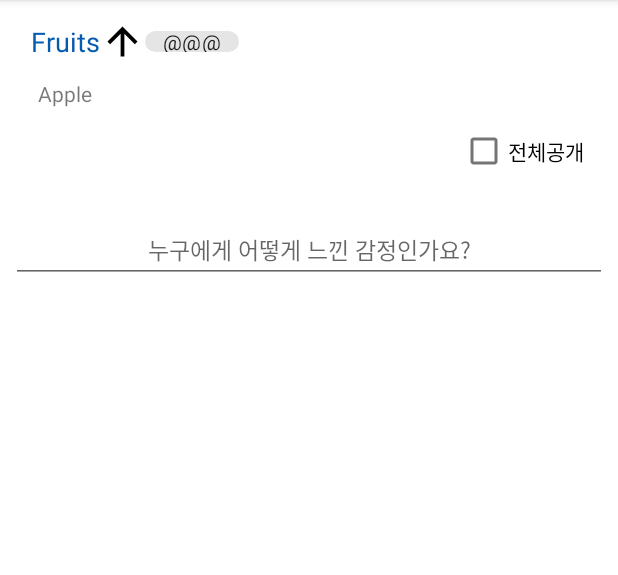
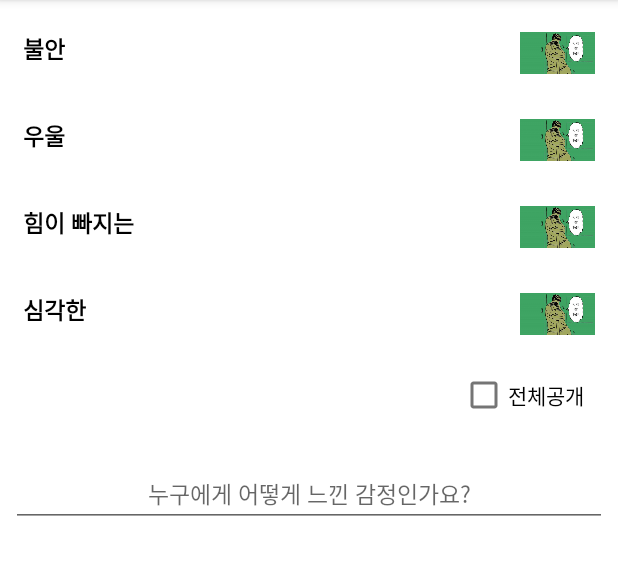
Before and after one commit to HyoilKim/Hug, an Android app: the SelectEmotion screen opened directly, with no data from a screen before it, on a phone screen of 412 x 824 dp, the part 84-659 px from its top. Run offline under Robolectric (Android 15) with nearby library versions, the phone set to English and light mode, and no system bars; our stand-ins replace FlexboxLayout; network calls fail.

Commit message:
not yet emotion list in recycler item

```diff
--- a/Warmer/app/src/main/java/com/example/warmer/ui/calender/Data.java
+++ b/Warmer/app/src/main/java/com/example/warmer/ui/calender/Data.java
@@ -1,10 +1,20 @@
 package com.example.warmer.ui.calender;
 
+import com.google.android.flexbox.FlexboxLayout;
 import com.google.android.material.chip.Chip;
 
 public class Data {
     private String title;
     private int resId;
+    private FlexboxLayout flexboxLayout;
+
+    public void setFlexboxLayout(FlexboxLayout flexboxLayout) {
+        this.flexboxLayout = flexboxLayout;
+    }
+
+    public FlexboxLayout getFlexboxLayout() {
+        return flexboxLayout;
+    }
 
     public String getTitle() { return title; }
     public void setTitle(String title) { this.title = title; }
--- a/Warmer/app/src/main/java/com/example/warmer/ui/calender/ExpandableListAdapter.java
+++ /dev/null
@@ -1,146 +0,0 @@
-package com.example.warmer.ui.calender;
-
-import android.content.Context;
-import android.util.Log;
-import android.view.LayoutInflater;
-import android.view.View;
-import android.view.ViewGroup;
-import android.widget.ImageView;
-import android.widget.TextView;
-import androidx.recyclerview.widget.RecyclerView;
-
-import com.example.warmer.R;
-import com.google.android.flexbox.FlexboxLayout;
-import com.google.android.material.chip.Chip;
-
-import java.util.ArrayList;
-import java.util.List;
-
-public class ExpandableListAdapter extends RecyclerView.Adapter<RecyclerView.ViewHolder> {
-    public static final int HEADER = 0;
-    public static final int CHILD = 1;
-    private Context context;
-    private List<Item> data;
-    public ExpandableListAdapter(List<Item> data) { this.data = data; }
-
-    @Override
-    public RecyclerView.ViewHolder onCreateViewHolder(ViewGroup parent, int type) {
-        View view = null;
-        context = parent.getContext();
-        float dp = context.getResources().getDisplayMetrics().density;
-        int subItemPaddingLeft = (int) (18 * dp);
-        int subItemPaddingTopAndBottom = (int) (5 * dp);
-        switch (type) {
-            case HEADER:
-                LayoutInflater inflater = (LayoutInflater) parent.getContext().getSystemService(Context.LAYOUT_INFLATER_SERVICE);
-                view = inflater.inflate(R.layout.list_header, parent, false);
-                ListHeaderViewHolder header = new ListHeaderViewHolder(view);
-
-                Chip chip = new Chip(context);
-                chip.setText("@@@");
-                header.flexboxLayout.addView(chip);
-
-                return header;
-            case CHILD:
-                // child에 우째 넣냐 ㅅㅂ
-                LayoutInflater inflater1 = (LayoutInflater) parent.getContext().getSystemService(Context.LAYOUT_INFLATER_SERVICE);
-                view = inflater1.inflate(R.layout.item, parent, false);
-                data.get(0).flexboxLayout = view.findViewById(R.id.itemFlexBox);
-                Chip chip1 = new Chip(context);
-                chip1.setText("@@@");
-                data.get(0).flexboxLayout.addView(chip1);
-
-                TextView itemTextView = new TextView(context);
-                itemTextView.setPadding(subItemPaddingLeft, subItemPaddingTopAndBottom, 0, subItemPaddingTopAndBottom);
-                itemTextView.setTextColor(0x88000000);
-                itemTextView.setLayoutParams(
-                        new ViewGroup.LayoutParams(
-                                ViewGroup.LayoutParams.MATCH_PARENT,
-                                ViewGroup.LayoutParams.WRAP_CONTENT));
-                return new RecyclerView.ViewHolder(itemTextView) { };
-        }
-        return null;
-    }
-
-
-    public void onBindViewHolder(RecyclerView.ViewHolder holder, int position) {
-        final Item item = data.get(position);
-
-        switch (item.type) {
-            case HEADER:
-                final ListHeaderViewHolder itemController = (ListHeaderViewHolder) holder;
-                itemController.refferalItem = item;
-                itemController.header_title.setText(item.text);
-
-                if (item.invisibleChildren == null) {
-                    itemController.btn_expand_toggle.setImageResource(R.drawable.ic_arrow_upward_black_24dp);
-                } else {
-                    itemController.btn_expand_toggle.setImageResource(R.drawable.ic_arrow_downward_black_24dp);
-                }
-
-                itemController.btn_expand_toggle.setOnClickListener(new View.OnClickListener() {
-                    @Override
-                    public void onClick(View v) {
-                        if (item.invisibleChildren == null) {
-                            item.invisibleChildren = new ArrayList<Item>();
-                            int count = 0;
-                            int pos = data.indexOf(itemController.refferalItem);
-                            while (data.size() > pos + 1 && data.get(pos + 1).type == CHILD) {
-                                item.invisibleChildren.add(data.remove(pos + 1));
-                                count++;
-                            }
-                            notifyItemRangeRemoved(pos + 1, count);
-                            itemController.btn_expand_toggle.setImageResource(R.drawable.ic_arrow_downward_black_24dp);
-                        } else {
-                            int pos = data.indexOf(itemController.refferalItem);
-                            int index = pos + 1;
-                            for (Item i : item.invisibleChildren) {
-                                data.add(index, i);
-                                index++;
-                            }
-                            notifyItemRangeInserted(pos + 1, index - pos - 1);
-                            itemController.btn_expand_toggle.setImageResource(R.drawable.ic_arrow_upward_black_24dp);
-                            item.invisibleChildren = null;
-                        }
-                    }
-                });
-                break;
-            case CHILD:
-                TextView itemTextView = (TextView) holder.itemView;
-                itemTextView.setText(data.get(position).text);
-                break;
-        }
-    }
-
-    @Override
-    public int getItemViewType(int position) { return data.get(position).type; }
-    public int getItemCount() { return data.size(); }
-
-    private static class ListHeaderViewHolder extends RecyclerView.ViewHolder {
-        public TextView header_title;
-        public ImageView btn_expand_toggle;
-        public Item refferalItem;
-        public FlexboxLayout flexboxLayout;
-
-        public ListHeaderViewHolder(View itemView) {
-            super(itemView);
-            header_title = (TextView) itemView.findViewById(R.id.header_title);
-            btn_expand_toggle = (ImageView) itemView.findViewById(R.id.btn_expand_toggle);
-            flexboxLayout = (FlexboxLayout) itemView.findViewById(R.id.flexBox);
-        }
-    }
-
-    public static class Item {
-        public int type;
-        public String text;
-        public List<Item> invisibleChildren;
-        public FlexboxLayout flexboxLayout;
-
-        public Item(int type, String text, FlexboxLayout flexboxLayout) {
-            this.type = type;
-            this.text = text;
-            this.flexboxLayout = flexboxLayout;
-
-        }
-    }
-}
--- a/Warmer/app/src/main/java/com/example/warmer/ui/calender/SelectEmotion.java
+++ b/Warmer/app/src/main/java/com/example/warmer/ui/calender/SelectEmotion.java
@@ -6,6 +6,7 @@ import android.os.Bundle;
 import android.util.AttributeSet;
 import android.util.Log;
 import android.view.View;
+import android.view.ViewGroup;
 import android.widget.LinearLayout;
 import android.widget.TextView;
 
@@ -28,7 +29,6 @@ import java.util.List;
 
 public class SelectEmotion extends AppCompatActivity {
     private ExpandableAdapter adapter;
-    private ExpandableListAdapter adapter1;
     @Override
     protected void onCreate(Bundle savedInstanceState) {
         super.onCreate(savedInstanceState);
@@ -36,38 +36,8 @@ public class SelectEmotion extends AppCompatActivity {
 
         RecyclerView recyclerview = findViewById(R.id.recyclerView);
         recyclerview.setLayoutManager(new LinearLayoutManager(this, LinearLayoutManager.VERTICAL, false));
-        List<ExpandableListAdapter.Item> data = new ArrayList<>();
-
-        View view = getLayoutInflater().inflate(R.layout.item, null, false);
-        FlexboxLayout flexboxLayout = view.findViewById(R.id.itemFlexBox);
-        if (flexboxLayout == null ) {
-            Log.d("@@","@");
-        }
-        data.add(new ExpandableListAdapter.Item(ExpandableListAdapter.HEADER, "Fruits", flexboxLayout));
-        data.add(new ExpandableListAdapter.Item(ExpandableListAdapter.CHILD, "Apple",flexboxLayout));
-//        data.add(new ExpandableListAdapter.Item(ExpandableListAdapter.CHILD, "Orange"));
-//        data.add(new ExpandableListAdapter.Item(ExpandableListAdapter.CHILD, "Banana"));
-//        data.add(new ExpandableListAdapter.Item(ExpandableListAdapter.HEADER, "Cars"));
-//        data.add(new ExpandableListAdapter.Item(ExpandableListAdapter.CHILD, "Audi"));
-//        data.add(new ExpandableListAdapter.Item(ExpandableListAdapter.CHILD, "Aston Martin"));
-//        data.add(new ExpandableListAdapter.Item(ExpandableListAdapter.CHILD, "BMW"));
-//        data.add(new ExpandableListAdapter.Item(ExpandableListAdapter.CHILD, "Cadillac"));
-
-//        ExpandableListAdapter.Item places = new ExpandableListAdapter.Item(ExpandableListAdapter.HEADER, "Places");
-//        places.invisibleChildren = new ArrayList<>();
-//        places.invisibleChildren.add(new ExpandableListAdapter.Item(ExpandableListAdapter.CHILD, "Kerala"));
-//        places.invisibleChildren.add(new ExpandableListAdapter.Item(ExpandableListAdapter.CHILD, "Tamil Nadu"));
-//        places.invisibleChildren.add(new ExpandableListAdapter.Item(ExpandableListAdapter.CHILD, "Karnataka"));
-//        places.invisibleChildren.add(new ExpandableListAdapter.Item(ExpandableListAdapter.CHILD, "Maharashtra"));
-
-//        data.add(places);
-
-        recyclerview.setAdapter(new ExpandableListAdapter(data));
-
-
-
-//        getData();
-//        init();
+        recyclerview.setAdapter(new ExpandableAdapter());
+        init();
     }
 
     private void init() {
@@ -76,13 +46,17 @@ public class SelectEmotion extends AppCompatActivity {
         recyclerView.setLayoutManager(linearLayoutManager);
         adapter = new ExpandableAdapter();
 
+        View view = getLayoutInflater().inflate(R.layout.item, null, false);
+
+        FlexboxLayout flexboxLayout = view.findViewById(R.id.itemFlexBox);
+
         List<String> listTitle = Arrays.asList("불안", "우울", "힘이 빠지는", "심각한");
         for (int i = 0; i < listTitle.size(); i++) {
             // 각 List의 값들을 data 객체에 set 해줍니다.
             Data data = new Data();
             data.setTitle(listTitle.get(i));
             data.setResId(R.drawable.main_img);
-
+            data.setFlexboxLayout(flexboxLayout);
             // 각 값이 들어간 data를 adapter에 추가합니다.
             adapter.addItem(data);
         }
```
Also changed, not shown: Warmer/app/src/main/java/com/example/warmer/ui/calender/ExpandableAdapter.java (+58 -49 lines).
